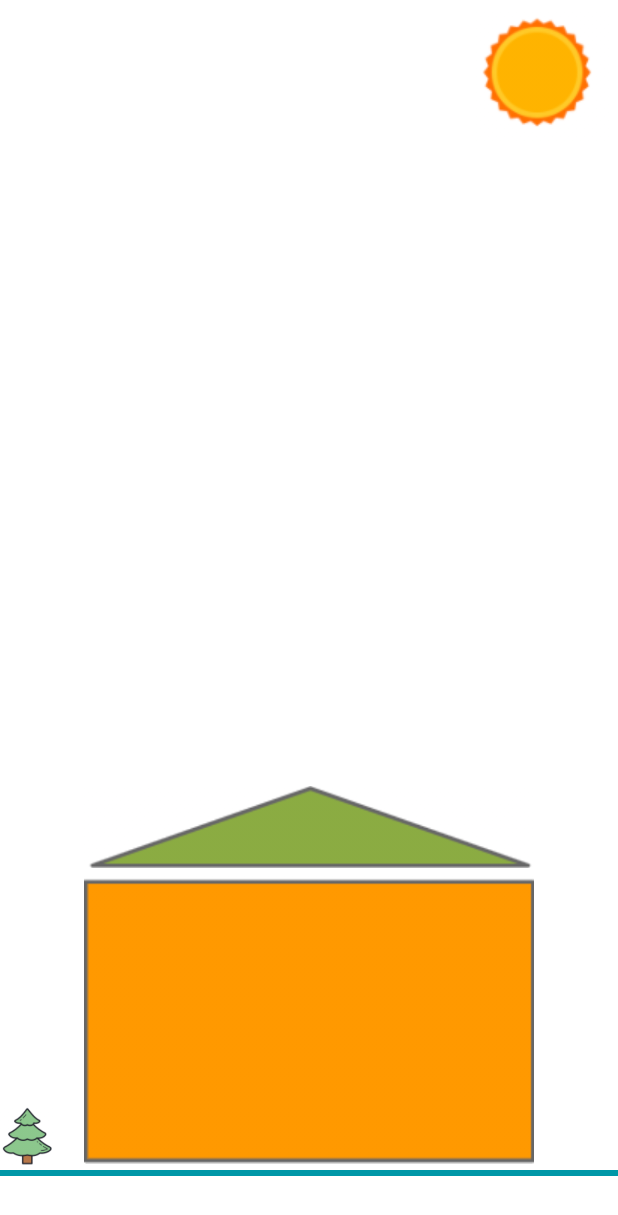
After one commit to andres-vasquez-coderoad-com/progra3-2020, an Android app: the layout activity_house.xml on its own in the app's theme, with its tools: preview values and no code run, on a phone screen of 412 x 824 dp. The commit adds this screen. Shown: the top 1215 px of the screen. Run offline under Robolectric (Android 15) with nearby library versions, the phone set to English and light mode, and no system bars.

Commit message:
Clase 03-06 casita.

```diff
--- a/app/src/main/java/com/andresvasquez/holamundoenclases/MainActivity.java
+++ b/app/src/main/java/com/andresvasquez/holamundoenclases/MainActivity.java
@@ -13,7 +13,7 @@ public class MainActivity extends AppCompatActivity {
     @Override
     protected void onCreate(Bundle savedInstanceState) {
         super.onCreate(savedInstanceState);
-        setContentView(R.layout.activity_main);
+        setContentView(R.layout.activity_house);
     }
 
     public void loginClick(View view) {
--- /dev/null
+++ b/app/src/main/res/layout/activity_house.xml
@@ -0,0 +1,51 @@
+<?xml version="1.0" encoding="utf-8"?>
+<RelativeLayout xmlns:android="http://schemas.android.com/apk/res/android"
+    xmlns:app="http://schemas.android.com/apk/res-auto"
+    android:layout_width="match_parent"
+    android:layout_height="match_parent"
+    android:background="#ffffff">
+
+    <View
+        android:id="@+id/groundView"
+        android:layout_width="match_parent"
+        android:layout_height="4dp"
+        android:layout_alignParentBottom="true"
+        android:layout_marginBottom="40dp"
+        android:background="@color/colorPrimaryDark" />
+
+    <ImageView
+        android:id="@+id/houseView"
+        android:layout_width="300dp"
+        android:layout_height="200dp"
+        android:layout_above="@id/groundView"
+        android:layout_centerHorizontal="true"
+        app:srcCompat="@drawable/casa" />
+
+    <ImageView
+        android:layout_width="300dp"
+        android:layout_height="wrap_content"
+        android:layout_above="@id/houseView"
+        android:layout_centerHorizontal="true"
+        app:srcCompat="@drawable/techo" />
+
+    <ImageView
+        android:id="@+id/sunView"
+        android:layout_width="wrap_content"
+        android:layout_height="wrap_content"
+        android:layout_alignParentTop="true"
+        android:layout_alignParentEnd="true"
+        android:layout_marginTop="6dp"
+        android:layout_marginEnd="6dp"
+        app:srcCompat="@drawable/sol" />
+
+    <ImageView
+        android:id="@+id/treeView"
+        android:layout_width="wrap_content"
+        android:layout_height="wrap_content"
+        android:adjustViewBounds="true"
+        android:layout_above="@id/groundView"
+        android:layout_marginEnd="20dp"
+        android:layout_toStartOf="@id/houseView"
+        app:srcCompat="@drawable/arbol" />
+
+</RelativeLayout>
```
